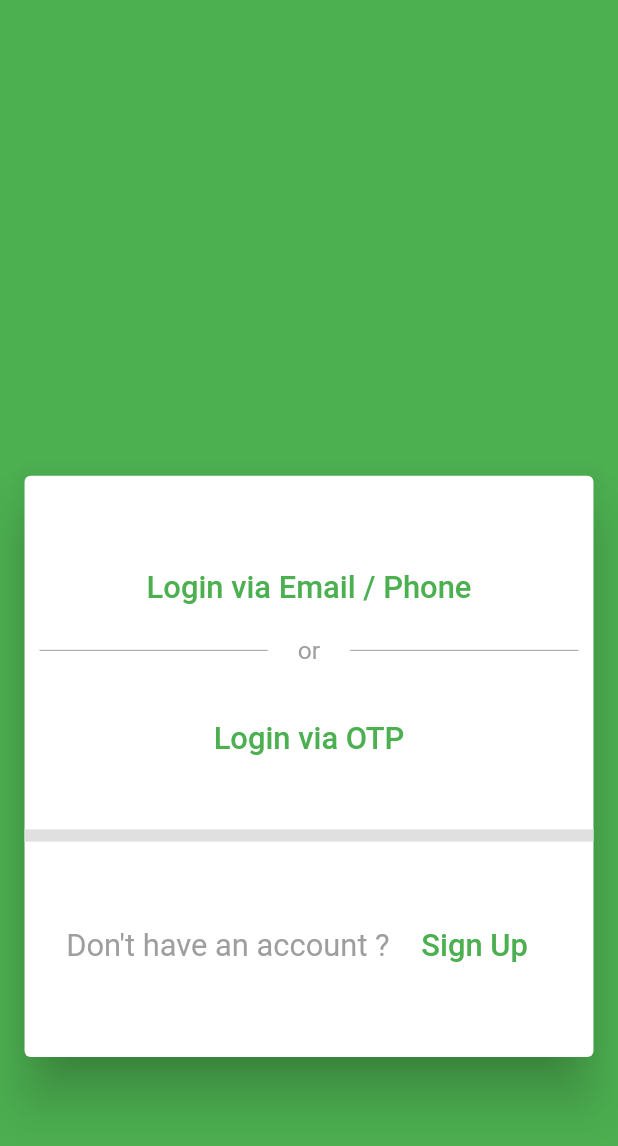
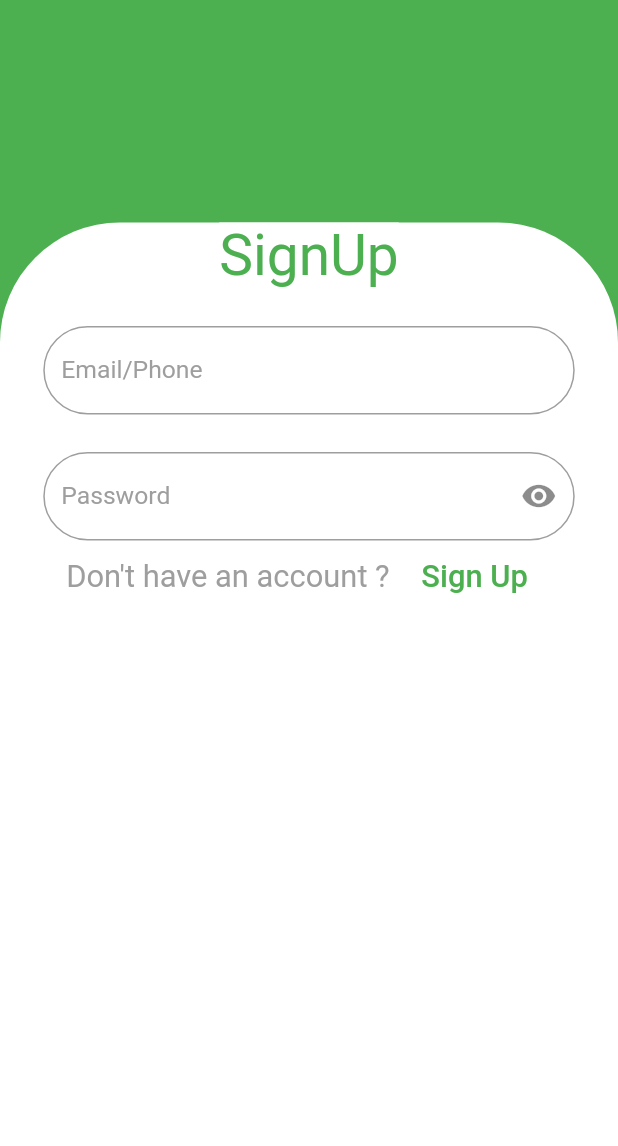
Before and after one commit to jatinkumar11954/meatapp, a Flutter app: the LoginA screen opened by its route, after a tap on "Sign Up", on a phone screen of 412 x 824 dp. Shown: the top 1146 px of the screen. Run offline on Flutter 3.47's test engine with Material 2 defaults, Android fonts, the phone set to English and light mode, and no system bars; our stand-ins replace carousel_slider; network calls fail.

Commit message:
animation of signup

```diff
--- a/lib/adjust/widget.dart
+++ b/lib/adjust/widget.dart
@@ -84,7 +84,7 @@ Widget Carousel(BuildContext context) {
   );
 }
 UniqueKey k1 = UniqueKey();
-Widget LoginBftrAnim(BuildContext context,Function ch) {
+Widget LoginBftrAnim(BuildContext context,Function ch,Function loginFalse) {
 
   return  Container(
                     key: k1,
@@ -177,9 +177,7 @@ Widget LoginBftrAnim(BuildContext context,Function ch) {
                                               fontSize: Short.h * 0.025),
                                         )),
                                     FlatButton(
-                                      onPressed: () {
-                                        print("Forgot Password");
-                                      },
+                                      onPressed: loginFalse,
                                       child: Text(
                                         "Sign Up",
                                         style: TextStyle(
--- a/lib/screens/Description.dart
+++ b/lib/screens/Description.dart
@@ -22,7 +22,6 @@ class _DescriptionState extends State<Description> {
       backgroundColor: Colors.green,
       titleSpacing: 0,
 
-
       title: Stack(children: <Widget>[
         Align(
             alignment: Alignment.centerLeft,
@@ -35,7 +34,8 @@ class _DescriptionState extends State<Description> {
           child: IconButton(
               icon: new Icon(Icons.view_headline),
               onPressed: () {
-                print("drawer loremLabore duis Lorem id veniam id eu eiusmod dolor dolor eu culpa irure.");
+                print(
+                    "drawer loremLabore duis Lorem id veniam id eu eiusmod dolor dolor eu culpa irure.");
                 _scaffoldKey.currentState.openDrawer();
               }),
         ),
--- /dev/null
+++ b/lib/screens/Signup.dart
@@ -0,0 +1,168 @@
+import 'package:meatapp/adjust/short.dart';
+import 'package:meatapp/screens/animate.dart';
+import 'package:flutter/material.dart';
+class SignUp extends StatefulWidget {
+  @override
+  _SignUpState createState() => _SignUpState();
+bool loginTrue;
+
+  SignUp( { this.loginTrue});
+}
+
+class _SignUpState extends State<SignUp> {
+
+bool login=SignUp().loginTrue;
+void loginTrue(){
+  setState(() {
+    print("ajud");
+    login==true;
+  });
+
+}
+  TextEditingController email;
+  TextEditingController pwd;
+    bool showPwd = true;
+  Icon _icon = Icon(
+    Icons.visibility,
+  );
+  final GlobalKey<FormState> _form = GlobalKey<FormState>(debugLabel: "key2");
+  UniqueKey k3 = UniqueKey();
+   void initState() {
+    // TODO: implement initState
+    email = new TextEditingController();
+    pwd = new TextEditingController();
+    super.initState();
+  }
+    void _toggle() {
+    setState(() {
+      showPwd = !showPwd;
+      if (showPwd) {
+        _icon = Icon(
+          Icons.visibility,
+        );
+      } else {
+        _icon = Icon(Icons.visibility_off, color: Colors.grey);
+      }
+    });
+  }
+  @override
+  Widget build(BuildContext context) {
+    return Container(key: k3,
+                    height:Short.h*0.82,
+                    width: Short.w,
+
+                    // Define how long the animation should take.
+
+                    decoration: BoxDecoration(
+                        color: Colors.white,
+                        borderRadius: BorderRadius.only(
+                            topLeft: Radius.circular(80),
+                            topRight: Radius.circular(80))),
+                    child: Column(children: <Widget>[
+                      Center(
+                        child: Material(
+                          color: Colors.white,
+                          child: Text(
+                            "SignUp",
+                            style: TextStyle(
+                                color: Colors.green, fontSize: Short.h * 0.046),
+                          ),
+                        ),
+                      ),
+                      // SizedBox(height:Short.h*0.1),
+
+                      Form(
+                        key: _form,
+                        child: Column(
+                          children: <Widget>[ Padding(
+                              padding: EdgeInsets.only(
+                                  top: 25,
+                                  left: Short.w * 0.07,
+                                  right: Short.w * 0.07),
+                              child: Material(
+                                color: Colors.white,
+                                child: TextFormField(
+                                  decoration: InputDecoration(
+                                    labelStyle: TextStyle(
+                                        color: Colors.grey,
+                                        fontSize: Short.h * 0.02),
+                                    labelText: 'Email/Phone',
+                                    hintText: "Enter your email /Phone",
+                                    hintStyle: TextStyle(
+                                        color: Colors.grey,
+                                        fontSize: Short.h * 0.02),
+                                    border: OutlineInputBorder(
+                                        borderRadius: BorderRadius.circular(
+                                            Short.h * 2.5)),
+                                  ),
+                                  controller: email,
+                                  keyboardType: TextInputType.emailAddress,
+                                  // validator: emailValidator,
+                                ),
+                              ),
+                            ),
+                            Padding(
+                              padding: EdgeInsets.only(
+                                  top: 25,
+                                  left: Short.w * 0.07,
+                                  right: Short.w * 0.07),
+                              child: Material(
+                                color: Colors.white,
+                                child: TextFormField(
+                                  obscureText: showPwd,
+                                  decoration: InputDecoration(
+                                    labelStyle: TextStyle(
+                                        color: Colors.grey,
+                                        fontSize: Short.h * 0.02),
+                                    labelText: 'Password',
+                                    hintText: "Enter your Password",
+                                    hintStyle: TextStyle(
+                                        color: Colors.grey,
+                                        fontSize: Short.h * 0.02),
+                                    suffixIcon: IconButton(
+                                      icon: _icon,
+                                      onPressed: _toggle,
+                                    ),
+                                    border: OutlineInputBorder(
+                                        borderRadius: BorderRadius.circular(
+                                            Short.h * 2.5)),
+                                  ),
+                                  controller: pwd,
+                                  keyboardType: TextInputType.visiblePassword,
+                                  validator: pwdValidator,
+                                ),
+                              ),
+                            ),
+                          ],
+                        ),
+                      ),
+                       Row(
+                                  crossAxisAlignment: CrossAxisAlignment.center,
+                                  mainAxisAlignment: MainAxisAlignment.center,
+                                  children: <Widget>[
+                                    Material(
+                                        color: Colors.white,
+                                        child: Text(
+                                          "Don't have an account ? ",
+                                          style: TextStyle(
+                                              color: Colors.grey,
+                                              fontSize: Short.h * 0.025),
+                                        )),
+                                    FlatButton(
+                                      onPressed: loginTrue,
+                                      child: Text(
+                                        "Sign Up",
+                                        style: TextStyle(
+                                            color: Colors.green,
+                                            fontSize: Short.h * 0.025),
+                                      ),
+                                    ),
+                                  ]),
+
+                      ],
+
+                      ),
+
+    );
+  }
+}
--- a/lib/screens/animate.dart
+++ b/lib/screens/animate.dart
@@ -1,11 +1,11 @@
 import 'package:flutter/material.dart';
 import 'package:meatapp/adjust/short.dart';
 import 'package:meatapp/adjust/widget.dart';
+import 'package:meatapp/screens/Signup.dart';
 
 class LoginA extends StatefulWidget {
   @override
   _LoginAState createState() => _LoginAState();
-
 }
 
 class _LoginAState extends State<LoginA> {
@@ -16,9 +16,11 @@ class _LoginAState extends State<LoginA> {
       _child = false;
     });
   }
+
   TextEditingController email;
   TextEditingController pwd;
   bool showPwd = true;
+  bool login = true;
 
   Icon _icon = Icon(
     Icons.visibility,
@@ -44,8 +46,25 @@ class _LoginAState extends State<LoginA> {
     });
   }
 
+  void loginFalse() {
+    setState(() {
+      _child=false;
+      login = false;
+    });
+  }
+
+  void loginTrue() {
+    setState(() {
+      print("object");
+      login = true;
+    });
+  }
+
   bool _child = true;
-  static final GlobalKey<FormState> _formKey = GlobalKey<FormState>();
+  static final GlobalKey<FormState> _formKey =
+      GlobalKey<FormState>(debugLabel: "key1");
+  static final GlobalKey<FormState> _form =
+      GlobalKey<FormState>(debugLabel: "key2");
   UniqueKey k1 = UniqueKey();
   UniqueKey k2 = UniqueKey();
 
@@ -53,7 +72,6 @@ class _LoginAState extends State<LoginA> {
   Widget build(BuildContext context) {
     Short().init(context);
     double _h = Short.h * 0.83;
-
 
     final style = TextStyle(color: Colors.green, fontSize: Short.h * 0.046);
     return Stack(children: <Widget>[
@@ -85,10 +103,24 @@ class _LoginAState extends State<LoginA> {
 //        );
 //    },
             child: _child
-                ?LoginBftrAnim(context,_animate)
-                : Container(
+                ? LoginBftrAnim(context, _animate,loginFalse)
+                : AnimatedSwitcher(
+                    duration: const Duration(milliseconds: 950),
+                    transitionBuilder:
+                        (Widget child, Animation<double> animation) {
+                      final offsetAnimation = Tween<Offset>(
+                              begin: Offset(0.0, 1.0), end: Offset(0.0, 0.0))
+                          .animate(animation);
+
+                      return SlideTransition(
+                        position: offsetAnimation,
+                        child: child,
+                      );
+                    },
+                    child: login
+                        ? Container(
                             key: k2,
-                    height:Short.h*0.82,
+                            height: Short.h * 0.82,
                             width: Short.w,
 
                             // Define how long the animation should take.
@@ -105,7 +137,8 @@ class _LoginAState extends State<LoginA> {
                                   child: Text(
                                     "Login",
                                     style: TextStyle(
-                                color: Colors.green, fontSize: Short.h * 0.046),
+                                        color: Colors.green,
+                                        fontSize: Short.h * 0.046),
                                   ),
                                 ),
                               ),
@@ -133,11 +166,13 @@ class _LoginAState extends State<LoginA> {
                                                 color: Colors.grey,
                                                 fontSize: Short.h * 0.02),
                                             border: OutlineInputBorder(
-                                        borderRadius: BorderRadius.circular(
+                                                borderRadius:
+                                                    BorderRadius.circular(
                                                         Short.h * 2.5)),
                                           ),
                                           controller: email,
-                                  keyboardType: TextInputType.emailAddress,
+                                          keyboardType:
+                                              TextInputType.emailAddress,
                                           // validator: emailValidator,
                                         ),
                                       ),
@@ -165,11 +200,13 @@ class _LoginAState extends State<LoginA> {
                                               onPressed: _toggle,
                                             ),
                                             border: OutlineInputBorder(
-                                        borderRadius: BorderRadius.circular(
+                                                borderRadius:
+                                                    BorderRadius.circular(
                                                         Short.h * 2.5)),
                                           ),
                                           controller: pwd,
-                                  keyboardType: TextInputType.visiblePassword,
+                                          keyboardType:
+                                              TextInputType.visiblePassword,
                                           validator: pwdValidator,
                                         ),
                                       ),
@@ -190,7 +227,8 @@ class _LoginAState extends State<LoginA> {
                                       print("Login button is clicked");
                                     },
                                     shape: RoundedRectangleBorder(
-                              borderRadius: new BorderRadius.circular(50.0),
+                                      borderRadius:
+                                          new BorderRadius.circular(50.0),
                                     ),
                                     child: Text("Login",
                                         style: TextStyle(
@@ -212,7 +250,8 @@ class _LoginAState extends State<LoginA> {
                                     child: Text(
                                       "or",
                                       style: TextStyle(
-                                  color: Colors.grey, fontSize: Short.h * 0.02),
+                                          color: Colors.grey,
+                                          fontSize: Short.h * 0.02),
                                     )),
                                 Expanded(
                                   child: new Container(
@@ -227,7 +266,8 @@ class _LoginAState extends State<LoginA> {
                               Center(
                                   child: Padding(
                                 padding: EdgeInsets.only(
-                            top: Short.h * 0.018, bottom: Short.h * 0.018),
+                                    top: Short.h * 0.018,
+                                    bottom: Short.h * 0.018),
                                 child: FlatButton(
                                   onPressed: () {
                                     print("Login via otp");
@@ -235,16 +275,17 @@ class _LoginAState extends State<LoginA> {
                                   child: Text(
                                     "Login via OTP",
                                     style: TextStyle(
-                                color: Colors.green, fontSize: Short.h * 0.025),
+                                        color: Colors.green,
+                                        fontSize: Short.h * 0.025),
                                   ),
                                 ),
                               )),
                               Divider(
-                          color: Colors.grey[300], thickness: Short.h * 0.01),
+                                  color: Colors.grey[300],
+                                  thickness: Short.h * 0.01),
                               Center(
                                   child: Padding(
-                        padding: EdgeInsets.only(
-                            top: Short.h * 0.01),
+                                padding: EdgeInsets.only(top: Short.h * 0.01),
                                 child: FlatButton(
                                   onPressed: () {
                                     print("Forgot Password");
@@ -252,7 +293,8 @@ class _LoginAState extends State<LoginA> {
                                   child: Text(
                                     "Forgot Password",
                                     style: TextStyle(
-                                color: Colors.green, fontSize: Short.h * 0.025),
+                                        color: Colors.green,
+                                        fontSize: Short.h * 0.025),
                                   ),
                                 ),
                               )),
@@ -271,7 +313,8 @@ class _LoginAState extends State<LoginA> {
                                     child: Text(
                                       "or",
                                       style: TextStyle(
-                                  color: Colors.grey, fontSize: Short.h * 0.02),
+                                          color: Colors.grey,
+                                          fontSize: Short.h * 0.02),
                                     )),
                                 Expanded(
                                   child: new Container(
@@ -296,9 +339,7 @@ class _LoginAState extends State<LoginA> {
                                               fontSize: Short.h * 0.025),
                                         )),
                                     FlatButton(
-                              onPressed: () {
-                                print("Forgot Password");
-                              },
+                                      onPressed: loginFalse,
                                       child: Text(
                                         "Sign Up",
                                         style: TextStyle(
@@ -308,7 +349,8 @@ class _LoginAState extends State<LoginA> {
                                     ),
                                   ]),
                             ]),
-                  )),
+                          )
+                        : SignUp(loginTrue: login))),
       ),
     ]);
   }
```
Lines whose indentation alone changed are shown as unchanged.
